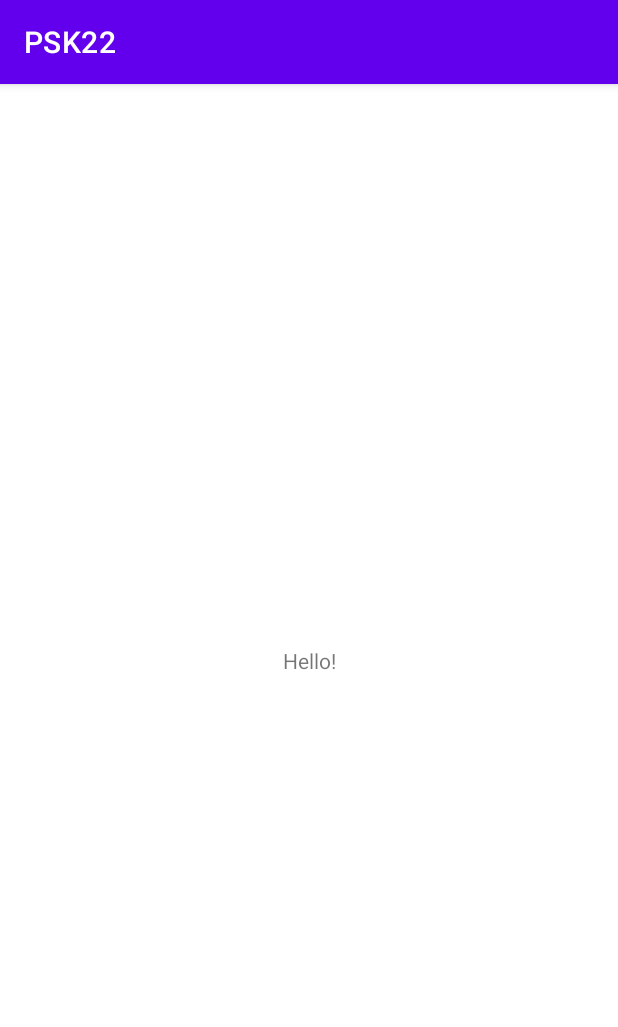
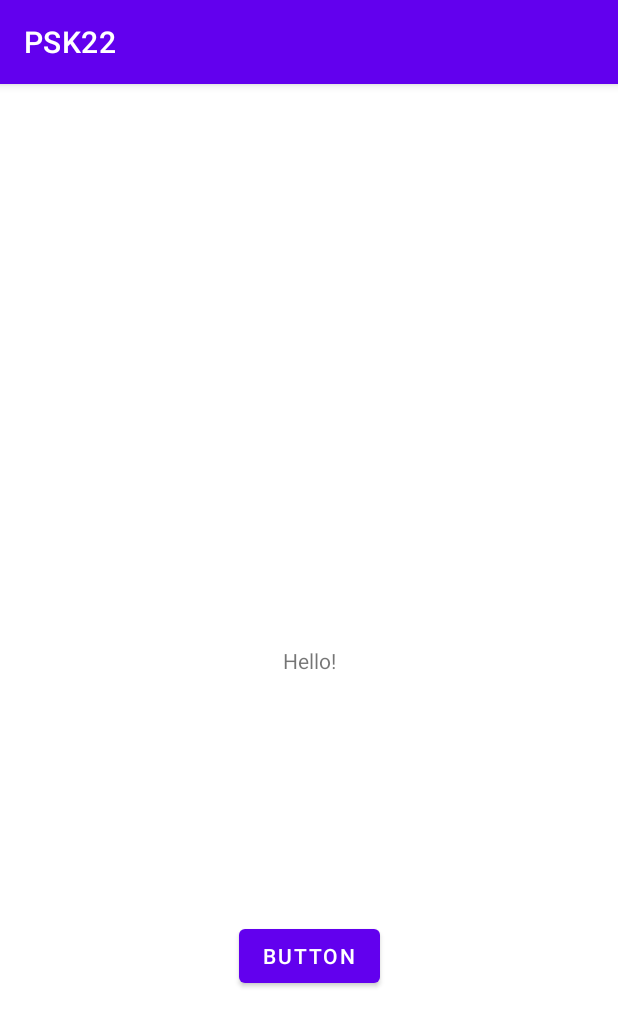
Before and after one commit to DevDedok/PSK222, an Android app: the screen it shows after launch (MainActivity), on a phone screen of 412 x 824 dp. Shown: the top 1027 px of the screen. Run offline under Robolectric (Android 15) with nearby library versions, the phone set to English and light mode, and no system bars.

Commit message:
add button

```diff
--- a/app/src/main/res/layout/activity_main.xml
+++ b/app/src/main/res/layout/activity_main.xml
@@ -7,6 +7,7 @@
     tools:context=".MainActivity">
 
     <TextView
+        android:id="@+id/textView"
         android:layout_width="wrap_content"
         android:layout_height="wrap_content"
         android:text="@string/main_greetings"
@@ -15,4 +16,14 @@
         app:layout_constraintRight_toRightOf="parent"
         app:layout_constraintTop_toTopOf="parent" />
 
+    <Button
+        android:id="@+id/button"
+        android:layout_width="wrap_content"
+        android:layout_height="wrap_content"
+        android:text="@string/button"
+        app:layout_constraintBottom_toBottomOf="parent"
+        app:layout_constraintEnd_toEndOf="parent"
+        app:layout_constraintStart_toStartOf="parent"
+        app:layout_constraintTop_toBottomOf="@+id/textView" />
+
 </androidx.constraintlayout.widget.ConstraintLayout>
--- a/app/src/main/res/values/strings.xml
+++ b/app/src/main/res/values/strings.xml
@@ -1,4 +1,5 @@
 <resources>
     <string name="app_name">PSK22</string>
     <string name="main_greetings">Hello!</string>
+    <string name="button">Button</string>
 </resources>
```
